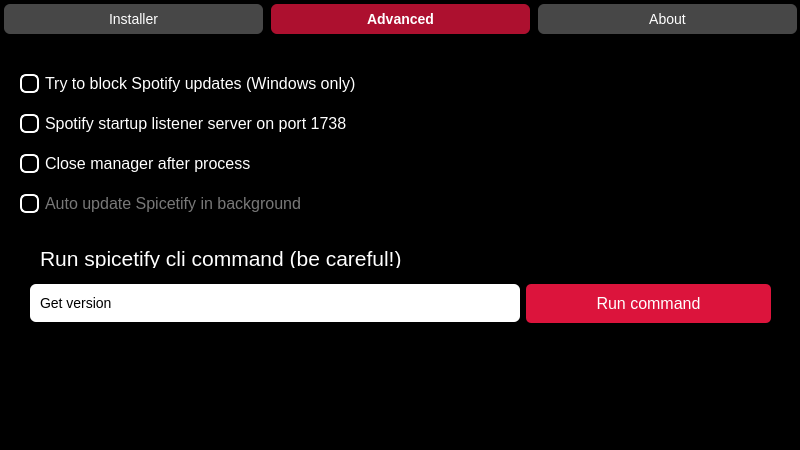
Old version of the form res/manager.ui in the repository Protonosgit/Spicetify_Installer.
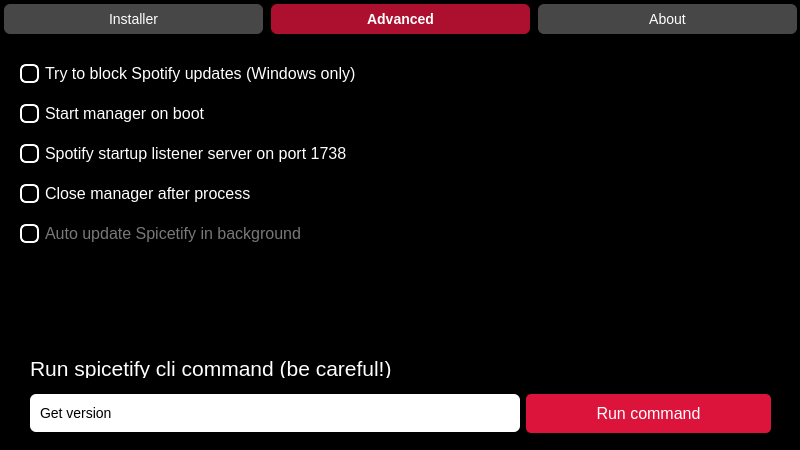
New version of the form. The open tabs and pages were chosen to show the change. Icons and pictures are not drawn.

Commit message: Split start on boot and watchwitch and fixed checkbox glitches

The edit to the form file:
```diff
--- a/res/manager.ui
+++ b/res/manager.ui
@@ -424,7 +424,7 @@
       <property name="geometry">
        <rect>
         <x>10</x>
-        <y>240</y>
+        <y>350</y>
         <width>781</width>
         <height>51</height>
        </rect>
@@ -509,8 +509,8 @@
      <widget class="QLabel" name="section">
       <property name="geometry">
        <rect>
-        <x>40</x>
-        <y>210</y>
+        <x>30</x>
+        <y>320</y>
         <width>401</width>
         <height>20</height>
        </rect>
@@ -528,7 +528,7 @@
       <property name="geometry">
        <rect>
         <x>20</x>
-        <y>30</y>
+        <y>20</y>
         <width>381</width>
         <height>31</height>
        </rect>
@@ -555,7 +555,7 @@
       <property name="geometry">
        <rect>
         <x>20</x>
-        <y>70</y>
+        <y>100</y>
         <width>381</width>
         <height>31</height>
        </rect>
@@ -582,7 +582,7 @@
       <property name="geometry">
        <rect>
         <x>20</x>
-        <y>150</y>
+        <y>180</y>
         <width>381</width>
         <height>31</height>
        </rect>
@@ -609,7 +609,7 @@
       <property name="geometry">
        <rect>
         <x>20</x>
-        <y>110</y>
+        <y>140</y>
         <width>381</width>
         <height>31</height>
        </rect>
@@ -629,6 +629,30 @@
        </size>
       </property>
      </widget>
+     <widget class="QCheckBox" name="check_startonboot">
+      <property name="geometry">
+       <rect>
+        <x>20</x>
+        <y>60</y>
+        <width>381</width>
+        <height>31</height>
+       </rect>
+      </property>
+      <property name="styleSheet">
+       <string notr="true">QCheckBox:!enabled{
+	color: rgba(255, 255, 255, 120);
+}</string>
+      </property>
+      <property name="text">
+       <string>Start manager on boot</string>
+      </property>
+      <property name="iconSize">
+       <size>
+        <width>50</width>
+        <height>50</height>
+       </size>
+      </property>
+     </widget>
     </widget>
     <widget class="QWidget" name="tab_3">
      <attribute name="icon">
```
The commit also changes 2 other files.
